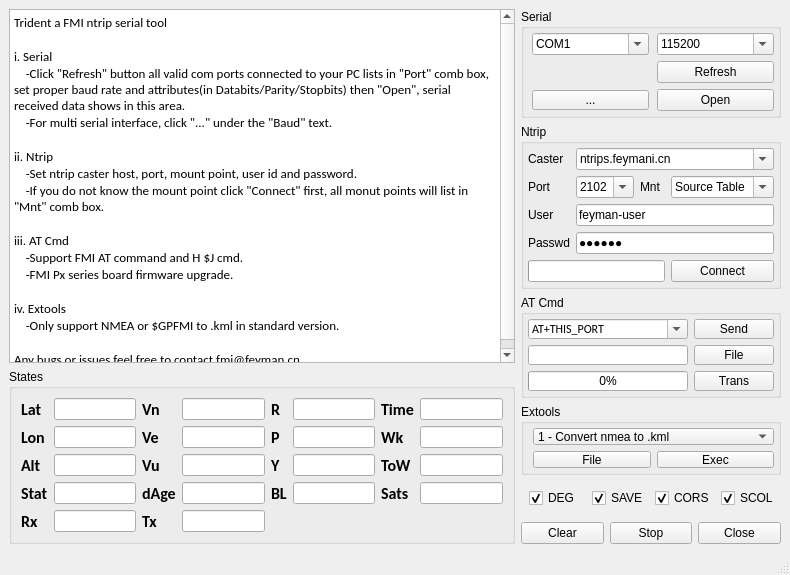
Above: gui/mainwindow.ui from linlintaotao/trident3.0 before the change. Below: the same form after it.
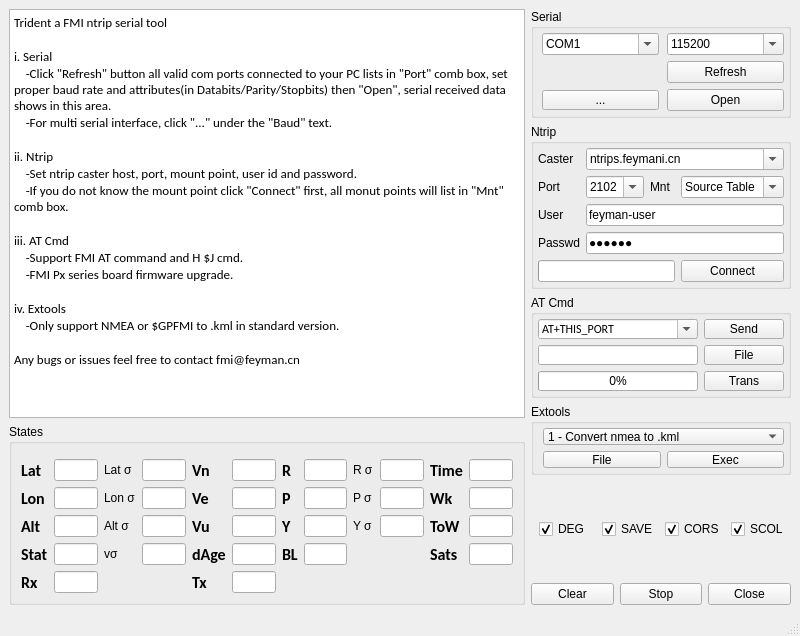
That is the form after the change.

What changed in the file:
```diff
--- a/gui/mainwindow.ui
+++ b/gui/mainwindow.ui
@@ -6,8 +6,8 @@
    <rect>
     <x>0</x>
     <y>0</y>
-    <width>790</width>
-    <height>574</height>
+    <width>800</width>
+    <height>636</height>
    </rect>
   </property>
   <property name="windowTitle">
@@ -80,23 +80,51 @@
            <string>States</string>
           </property>
           <layout class="QGridLayout" name="gridLayout">
-           <item row="3" column="2">
-            <widget class="QLineEdit" name="lineEdit_solstat">
-             <property name="toolTip">
-              <string>solution state</string>
+           <item row="3" column="10">
+            <widget class="QLabel" name="label_Y">
+             <property name="text">
+              <string>Y σ</string>
              </property>
-             <property name="layoutDirection">
-              <enum>Qt::RightToLeft</enum>
-             </property>
-             <property name="alignment">
-              <set>Qt::AlignRight|Qt::AlignTrailing|Qt::AlignVCenter</set>
-             </property>
+            </widget>
+           </item>
+           <item row="3" column="13">
+            <widget class="QLineEdit" name="lineEdit_sow">
              <property name="readOnly">
               <bool>true</bool>
              </property>
             </widget>
            </item>
-           <item row="1" column="3">
+           <item row="1" column="12">
+            <widget class="QLabel" name="label">
+             <property name="font">
+              <font>
+               <family>Calibri</family>
+               <pointsize>12</pointsize>
+               <weight>75</weight>
+               <bold>true</bold>
+              </font>
+             </property>
+             <property name="text">
+              <string>Time</string>
+             </property>
+            </widget>
+           </item>
+           <item row="1" column="8">
+            <widget class="QLabel" name="label_15">
+             <property name="font">
+              <font>
+               <family>Calibri</family>
+               <pointsize>12</pointsize>
+               <weight>75</weight>
+               <bold>true</bold>
+              </font>
+             </property>
+             <property name="text">
+              <string>R</string>
+             </property>
+            </widget>
+           </item>
+           <item row="2" column="5">
             <widget class="QLabel" name="label_11">
              <property name="font">
               <font>
@@ -111,7 +139,14 @@
              </property>
             </widget>
            </item>
-           <item row="2" column="5">
+           <item row="1" column="13">
+            <widget class="QLineEdit" name="lineEdit_time">
+             <property name="readOnly">
+              <bool>true</bool>
+             </property>
+            </widget>
+           </item>
+           <item row="3" column="8">
             <widget class="QLabel" name="label_9">
              <property name="font">
               <font>
@@ -126,190 +161,7 @@
              </property>
             </widget>
            </item>
-           <item row="1" column="0">
-            <widget class="QLabel" name="label_10">
-             <property name="font">
-              <font>
-               <family>Calibri</family>
-               <pointsize>12</pointsize>
-               <weight>75</weight>
-               <bold>true</bold>
-              </font>
-             </property>
-             <property name="text">
-              <string>Lon</string>
-             </property>
-            </widget>
-           </item>
-           <item row="2" column="7">
-            <widget class="QLabel" name="label_3">
-             <property name="font">
-              <font>
-               <family>Calibri</family>
-               <pointsize>12</pointsize>
-               <weight>75</weight>
-               <bold>true</bold>
-              </font>
-             </property>
-             <property name="text">
-              <string>ToW</string>
-             </property>
-            </widget>
-           </item>
-           <item row="4" column="0">
-            <widget class="QLabel" name="label_srx">
-             <property name="font">
-              <font>
-               <family>Calibri</family>
-               <pointsize>12</pointsize>
-               <weight>75</weight>
-               <bold>true</bold>
-              </font>
-             </property>
-             <property name="text">
-              <string>Rx</string>
-             </property>
-            </widget>
-           </item>
-           <item row="3" column="7">
-            <widget class="QLabel" name="label_4">
-             <property name="font">
-              <font>
-               <family>Calibri</family>
-               <pointsize>12</pointsize>
-               <weight>75</weight>
-               <bold>true</bold>
-              </font>
-             </property>
-             <property name="text">
-              <string>Sats</string>
-             </property>
-            </widget>
-           </item>
-           <item row="1" column="5">
-            <widget class="QLabel" name="label_12">
-             <property name="font">
-              <font>
-               <family>Calibri</family>
-               <pointsize>12</pointsize>
-               <weight>75</weight>
-               <bold>true</bold>
-              </font>
-             </property>
-             <property name="text">
-              <string>P</string>
-             </property>
-            </widget>
-           </item>
-           <item row="2" column="8">
-            <widget class="QLineEdit" name="lineEdit_sow">
-             <property name="readOnly">
-              <bool>true</bool>
-             </property>
-            </widget>
-           </item>
-           <item row="0" column="5">
-            <widget class="QLabel" name="label_15">
-             <property name="font">
-              <font>
-               <family>Calibri</family>
-               <pointsize>12</pointsize>
-               <weight>75</weight>
-               <bold>true</bold>
-              </font>
-             </property>
-             <property name="text">
-              <string>R</string>
-             </property>
-            </widget>
-           </item>
-           <item row="1" column="7">
-            <widget class="QLabel" name="label_2">
-             <property name="font">
-              <font>
-               <family>Calibri</family>
-               <pointsize>12</pointsize>
-               <weight>75</weight>
-               <bold>true</bold>
-              </font>
-             </property>
-             <property name="text">
-              <string>Wk</string>
-             </property>
-            </widget>
-           </item>
-           <item row="0" column="7">
-            <widget class="QLabel" name="label">
-             <property name="font">
-              <font>
-               <family>Calibri</family>
-               <pointsize>12</pointsize>
-               <weight>75</weight>
-               <bold>true</bold>
-              </font>
-             </property>
-             <property name="text">
-              <string>Time</string>
-             </property>
-            </widget>
-           </item>
-           <item row="1" column="2">
-            <widget class="QLineEdit" name="lineEdit_rovlon">
-             <property name="layoutDirection">
-              <enum>Qt::RightToLeft</enum>
-             </property>
-             <property name="alignment">
-              <set>Qt::AlignRight|Qt::AlignTrailing|Qt::AlignVCenter</set>
-             </property>
-             <property name="readOnly">
-              <bool>true</bool>
-             </property>
-            </widget>
-           </item>
-           <item row="0" column="0">
-            <widget class="QLabel" name="label_13">
-             <property name="font">
-              <font>
-               <family>Calibri</family>
-               <pointsize>12</pointsize>
-               <weight>75</weight>
-               <bold>true</bold>
-              </font>
-             </property>
-             <property name="text">
-              <string>Lat</string>
-             </property>
-            </widget>
-           </item>
-           <item row="2" column="3">
-            <widget class="QLabel" name="label_8">
-             <property name="font">
-              <font>
-               <family>Calibri</family>
-               <pointsize>12</pointsize>
-               <weight>75</weight>
-               <bold>true</bold>
-              </font>
-             </property>
-             <property name="text">
-              <string>Vu</string>
-             </property>
-            </widget>
-           </item>
-           <item row="0" column="6">
-            <widget class="QLineEdit" name="lineEdit_roll">
-             <property name="toolTip">
-              <string>roll in deg</string>
-             </property>
-             <property name="alignment">
-              <set>Qt::AlignRight|Qt::AlignTrailing|Qt::AlignVCenter</set>
-             </property>
-             <property name="readOnly">
-              <bool>true</bool>
-             </property>
-            </widget>
-           </item>
-           <item row="3" column="6">
+           <item row="4" column="9">
             <widget class="QLineEdit" name="lineEdit_bl">
              <property name="toolTip">
               <string>base line</string>
@@ -322,7 +174,30 @@
              </property>
             </widget>
            </item>
-           <item row="2" column="6">
+           <item row="3" column="2">
+            <widget class="QLineEdit" name="lineEdit_rovhgt">
+             <property name="layoutDirection">
+              <enum>Qt::RightToLeft</enum>
+             </property>
+             <property name="alignment">
+              <set>Qt::AlignRight|Qt::AlignTrailing|Qt::AlignVCenter</set>
+             </property>
+             <property name="readOnly">
+              <bool>true</bool>
+             </property>
+            </widget>
+           </item>
+           <item row="1" column="6">
+            <widget class="QLineEdit" name="lineEdit_vn">
+             <property name="alignment">
+              <set>Qt::AlignRight|Qt::AlignTrailing|Qt::AlignVCenter</set>
+             </property>
+             <property name="readOnly">
+              <bool>true</bool>
+             </property>
+            </widget>
+           </item>
+           <item row="3" column="9">
             <widget class="QLineEdit" name="lineEdit_yaw">
              <property name="toolTip">
               <string>yaw(heading) in deg</string>
@@ -335,7 +210,7 @@
              </property>
             </widget>
            </item>
-           <item row="3" column="3">
+           <item row="4" column="5">
             <widget class="QLabel" name="label_17">
              <property name="font">
               <font>
@@ -350,10 +225,10 @@
              </property>
             </widget>
            </item>
-           <item row="1" column="6">
-            <widget class="QLineEdit" name="lineEdit_pitch">
-             <property name="toolTip">
-              <string>pitch in deg</string>
+           <item row="1" column="2">
+            <widget class="QLineEdit" name="lineEdit_rovlat">
+             <property name="layoutDirection">
+              <enum>Qt::RightToLeft</enum>
              </property>
              <property name="alignment">
               <set>Qt::AlignRight|Qt::AlignTrailing|Qt::AlignVCenter</set>
@@ -364,31 +239,6 @@
             </widget>
            </item>
            <item row="3" column="0">
-            <widget class="QLabel" name="label_16">
-             <property name="font">
-              <font>
-               <family>Calibri</family>
-               <pointsize>12</pointsize>
-               <weight>75</weight>
-               <bold>true</bold>
-              </font>
-             </property>
-             <property name="text">
-              <string>Stat</string>
-             </property>
-            </widget>
-           </item>
-           <item row="1" column="4">
-            <widget class="QLineEdit" name="lineEdit_ve">
-             <property name="alignment">
-              <set>Qt::AlignRight|Qt::AlignTrailing|Qt::AlignVCenter</set>
-             </property>
-             <property name="readOnly">
-              <bool>true</bool>
-             </property>
-            </widget>
-           </item>
-           <item row="2" column="0">
             <widget class="QLabel" name="label_7">
              <property name="font">
               <font>
@@ -403,28 +253,29 @@
              </property>
             </widget>
            </item>
-           <item row="2" column="2">
-            <widget class="QLineEdit" name="lineEdit_rovhgt">
-             <property name="layoutDirection">
-              <enum>Qt::RightToLeft</enum>
+           <item row="1" column="0">
+            <widget class="QLabel" name="label_13">
+             <property name="font">
+              <font>
+               <family>Calibri</family>
+               <pointsize>12</pointsize>
+               <weight>75</weight>
+               <bold>true</bold>
+              </font>
              </property>
-             <property name="alignment">
-              <set>Qt::AlignRight|Qt::AlignTrailing|Qt::AlignVCenter</set>
+             <property name="text">
+              <string>Lat</string>
              </property>
-             <property name="readOnly">
-              <bool>true</bool>
-             </property>
             </widget>
            </item>
-           <item row="0" column="8">
-            <widget class="QLineEdit" name="lineEdit_time">
-             <property name="readOnly">
-              <bool>true</bool>
+           <item row="4" column="2">
+            <widget class="QLineEdit" name="lineEdit_solstat">
+             <property name="toolTip">
+              <string>solution state</string>
              </property>
-            </widget>
-           </item>
-           <item row="0" column="4">
-            <widget class="QLineEdit" name="lineEdit_vn">
+             <property name="layoutDirection">
+              <enum>Qt::RightToLeft</enum>
+             </property>
              <property name="alignment">
               <set>Qt::AlignRight|Qt::AlignTrailing|Qt::AlignVCenter</set>
              </property>
@@ -433,57 +284,85 @@
              </property>
             </widget>
            </item>
-           <item row="0" column="2">
-            <widget class="QLineEdit" name="lineEdit_rovlat">
-             <property name="layoutDirection">
-              <enum>Qt::RightToLeft</enum>
+           <item row="3" column="4">
+            <widget class="QLineEdit" name="alt_std"/>
+           </item>
+           <item row="2" column="11">
+            <widget class="QLineEdit" name="p_std"/>
+           </item>
+           <item row="4" column="12">
+            <widget class="QLabel" name="label_4">
+             <property name="font">
+              <font>
+               <family>Calibri</family>
+               <pointsize>12</pointsize>
+               <weight>75</weight>
+               <bold>true</bold>
+              </font>
              </property>
-             <property name="alignment">
-              <set>Qt::AlignRight|Qt::AlignTrailing|Qt::AlignVCenter</set>
+             <property name="text">
+              <string>Sats</string>
              </property>
-             <property name="readOnly">
-              <bool>true</bool>
-             </property>
             </widget>
            </item>
-           <item row="1" column="8">
+           <item row="4" column="4">
+            <widget class="QLineEdit" name="v_std"/>
+           </item>
+           <item row="2" column="13">
             <widget class="QLineEdit" name="lineEdit_wk">
              <property name="readOnly">
               <bool>true</bool>
              </property>
             </widget>
            </item>
-           <item row="2" column="4">
-            <widget class="QLineEdit" name="lineEdit_vu">
-             <property name="alignment">
-              <set>Qt::AlignRight|Qt::AlignTrailing|Qt::AlignVCenter</set>
+           <item row="2" column="8">
+            <widget class="QLabel" name="label_12">
+             <property name="font">
+              <font>
+               <family>Calibri</family>
+               <pointsize>12</pointsize>
+               <weight>75</weight>
+               <bold>true</bold>
+              </font>
+             </property>
+             <property name="text">
+              <string>P</string>
+             </property>
+            </widget>
+           </item>
+           <item row="5" column="6">
+            <widget class="QLineEdit" name="lineEdit_srx">
+             <property name="autoFillBackground">
+              <bool>false</bool>
              </property>
              <property name="readOnly">
               <bool>true</bool>
              </property>
             </widget>
            </item>
-           <item row="3" column="8">
+           <item row="3" column="12">
+            <widget class="QLabel" name="label_3">
+             <property name="font">
+              <font>
+               <family>Calibri</family>
+               <pointsize>12</pointsize>
+               <weight>75</weight>
+               <bold>true</bold>
+              </font>
+             </property>
+             <property name="text">
+              <string>ToW</string>
+             </property>
+            </widget>
+           </item>
+           <item row="4" column="13">
             <widget class="QLineEdit" name="lineEdit_sats">
              <property name="readOnly">
               <bool>true</bool>
              </property>
             </widget>
            </item>
-           <item row="3" column="4">
-            <widget class="QLineEdit" name="lineEdit_dage">
-             <property name="toolTip">
-              <string>age of difference</string>
-             </property>
-             <property name="alignment">
-              <set>Qt::AlignRight|Qt::AlignTrailing|Qt::AlignVCenter</set>
-             </property>
-             <property name="readOnly">
-              <bool>true</bool>
-             </property>
-            </widget>
-           </item>
-           <item row="3" column="5">
+           <item row="4" column="8">
             <widget class="QLabel" name="label_18">
              <property name="font">
               <font>
@@ -498,7 +377,17 @@
              </property>
             </widget>
            </item>
-           <item row="0" column="3">
+           <item row="2" column="6">
+            <widget class="QLineEdit" name="lineEdit_ve">
+             <property name="alignment">
+              <set>Qt::AlignRight|Qt::AlignTrailing|Qt::AlignVCenter</set>
+             </property>
+             <property name="readOnly">
+              <bool>true</bool>
+             </property>
+            </widget>
+           </item>
+           <item row="1" column="5">
             <widget class="QLabel" name="label_14">
              <property name="font">
               <font>
@@ -513,14 +402,164 @@
              </property>
             </widget>
            </item>
-           <item row="4" column="2">
+           <item row="3" column="5">
+            <widget class="QLabel" name="label_8">
+             <property name="font">
+              <font>
+               <family>Calibri</family>
+               <pointsize>12</pointsize>
+               <weight>75</weight>
+               <bold>true</bold>
+              </font>
+             </property>
+             <property name="text">
+              <string>Vu</string>
+             </property>
+            </widget>
+           </item>
+           <item row="2" column="2">
+            <widget class="QLineEdit" name="lineEdit_rovlon">
+             <property name="layoutDirection">
+              <enum>Qt::RightToLeft</enum>
+             </property>
+             <property name="alignment">
+              <set>Qt::AlignRight|Qt::AlignTrailing|Qt::AlignVCenter</set>
+             </property>
+             <property name="readOnly">
+              <bool>true</bool>
+             </property>
+            </widget>
+           </item>
+           <item row="5" column="0">
+            <widget class="QLabel" name="label_srx">
+             <property name="font">
+              <font>
+               <family>Calibri</family>
+               <pointsize>12</pointsize>
+               <weight>75</weight>
+               <bold>true</bold>
+              </font>
+             </property>
+             <property name="text">
+              <string>Rx</string>
+             </property>
+            </widget>
+           </item>
+           <item row="2" column="12">
+            <widget class="QLabel" name="label_2">
+             <property name="font">
+              <font>
+               <family>Calibri</family>
+               <pointsize>12</pointsize>
+               <weight>75</weight>
+               <bold>true</bold>
+              </font>
+             </property>
+             <property name="text">
+              <string>Wk</string>
+             </property>
+            </widget>
+           </item>
+           <item row="3" column="6">
+            <widget class="QLineEdit" name="lineEdit_vu">
+             <property name="alignment">
+              <set>Qt::AlignRight|Qt::AlignTrailing|Qt::AlignVCenter</set>
+             </property>
+             <property name="readOnly">
+              <bool>true</bool>
+             </property>
+            </widget>
+           </item>
+           <item row="5" column="2">
             <widget class="QLineEdit" name="lineEdit_stx">
              <property name="readOnly">
               <bool>true</bool>
              </property>
             </widget>
            </item>
-           <item row="4" column="3">
+           <item row="2" column="9">
+            <widget class="QLineEdit" name="lineEdit_pitch">
+             <property name="toolTip">
+              <string>pitch in deg</string>
+             </property>
+             <property name="alignment">
+              <set>Qt::AlignRight|Qt::AlignTrailing|Qt::AlignVCenter</set>
+             </property>
+             <property name="readOnly">
+              <bool>true</bool>
+             </property>
+            </widget>
+           </item>
+           <item row="4" column="0">
+            <widget class="QLabel" name="label_16">
+             <property name="font">
+              <font>
+               <family>Calibri</family>
+               <pointsize>12</pointsize>
+               <weight>75</weight>
+               <bold>true</bold>
+              </font>
+             </property>
+             <property name="text">
+              <string>Stat</string>
+             </property>
+            </widget>
+           </item>
+           <item row="2" column="0">
+            <widget class="QLabel" name="label_10">
+             <property name="font">
+              <font>
+               <family>Calibri</family>
+               <pointsize>12</pointsize>
+               <weight>75</weight>
+               <bold>true</bold>
+              </font>
+             </property>
+             <property name="text">
+              <string>Lon</string>
+             </property>
+            </widget>
+           </item>
+           <item row="3" column="11">
+            <widget class="QLineEdit" name="y_std"/>
+           </item>
+           <item row="1" column="10">
+            <widget class="QLabel" name="label_R">
+             <property name="text">
+              <string>R σ</string>
+             </property>
+            </widget>
+           </item>
+           <item row="1" column="9">
+            <widget class="QLineEdit" name="lineEdit_roll">
+             <property name="toolTip">
+              <string>roll in deg</string>
+             </property>
+             <property name="alignment">
+              <set>Qt::AlignRight|Qt::AlignTrailing|Qt::AlignVCenter</set>
+             </property>
+             <property name="readOnly">
+              <bool>true</bool>
+             </property>
+            </widget>
+           </item>
+           <item row="1" column="11">
+            <widget class="QLineEdit" name="r_std"/>
+           </item>
+           <item row="4" column="6">
+            <widget class="QLineEdit" name="lineEdit_dage">
+             <property name="toolTip">
+              <string>age of difference</string>
+             </property>
+             <property name="alignment">
+              <set>Qt::AlignRight|Qt::AlignTrailing|Qt::AlignVCenter</set>
+             </property>
+             <property name="readOnly">
+              <bool>true</bool>
+             </property>
+            </widget>
+           </item>
+           <item row="5" column="5">
             <widget class="QLabel" name="label_stx">
              <property name="font">
               <font>
@@ -535,16 +574,50 @@
              </property>
             </widget>
            </item>
-           <item row="4" column="4">
-            <widget class="QLineEdit" name="lineEdit_srx">
-             <property name="autoFillBackground">
-              <bool>false</bool>
+           <item row="2" column="10">
+            <widget class="QLabel" name="label_P">
+             <property name="text">
+              <string>P σ</string>
              </property>
-             <property name="readOnly">
-              <bool>true</bool>
+            </widget>
+           </item>
+           <item row="4" column="3">
+            <widget class="QLabel" name="label_v_std">
+             <property name="text">
+              <string>vσ</string>
              </property>
             </widget>
            </item>
+           <item row="3" column="3">
+            <widget class="QLabel" name="label_alt">
+             <property name="text">
+              <string>Alt σ</string>
+             </property>
+            </widget>
+           </item>
+           <item row="2" column="4">
+            <widget class="QLineEdit" name="lon_std"/>
+           </item>
+           <item row="2" column="3">
+            <widget class="QLabel" name="label_lon">
+             <property name="text">
+              <string>Lon σ</string>
+             </property>
+            </widget>
+           </item>
+           <item row="1" column="4">
+            <widget class="QLineEdit" name="lat_std"/>
+           </item>
+           <item row="1" column="3">
+            <widget class="QLabel" name="label_lat">
+             <property name="text">
+              <string>Lat σ</string>
+             </property>
+            </widget>
+           </item>
+           <item row="0" column="2">
+            <widget class="QWidget" name="widget" native="true"/>
+           </item>
           </layout>
          </widget>
         </item>
```
Left out of the diff: 3 changed lines with no effect on the pictures.
